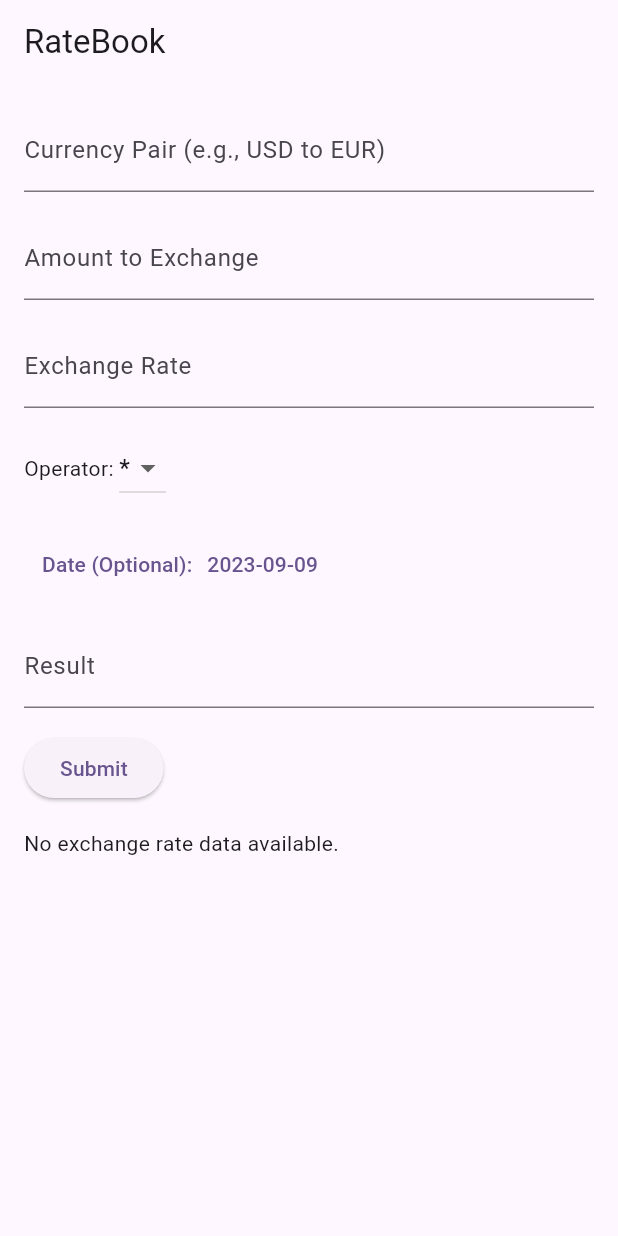
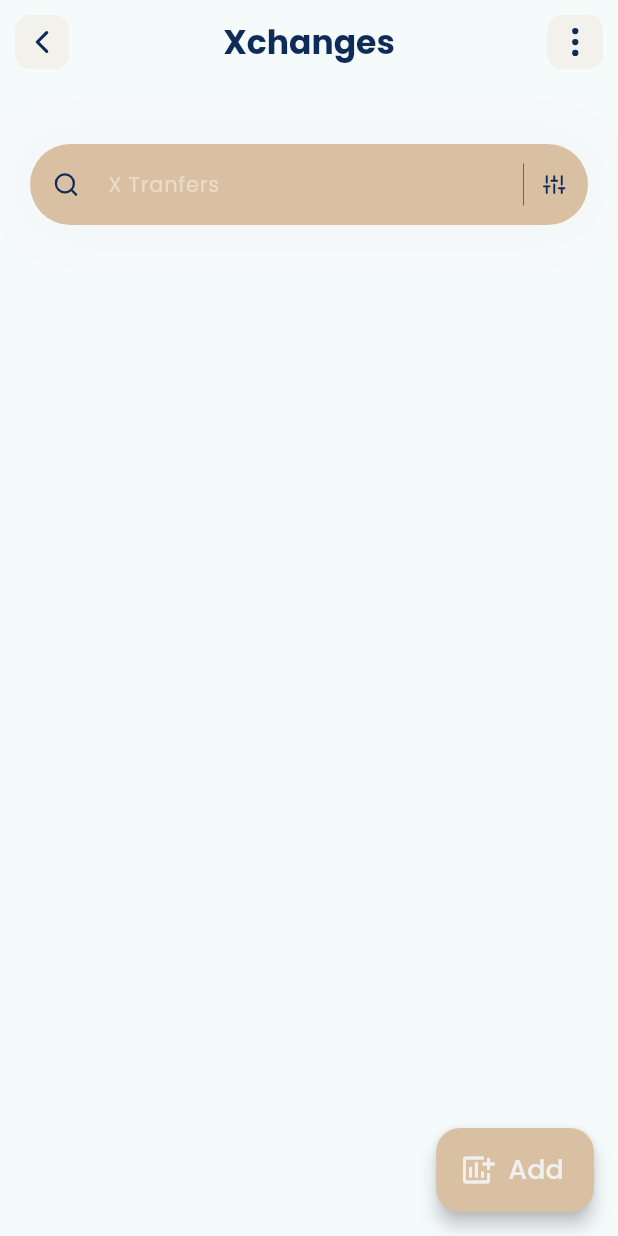
Before and after one commit to if3chi/xTradre, a Flutter app: the screen it shows after launch, on a phone screen of 412 x 824 dp. Run offline on Flutter 3.47's test engine with Material 2 defaults, Android fonts, the light colour scheme and no system bars; our stand-ins replace flutter_svg, sqflite; accounts and stored records are empty.

Commit message:
WIP: transfers screen

```diff
--- /dev/null
+++ b/lib/constants/colors.dart
@@ -0,0 +1,8 @@
+import 'package:flutter/material.dart';
+
+const Color cAction = Color(0XFF0F2C59);
+const Color cPrimary = Color(0XFFF0F0F0);
+const Color cSecondary = Color(0XFFDAC0A3);
+const Color cAccent = Color(0XFFEADBC8);
+
+Color cLightAccent = cAccent.withOpacity(0.3);
--- a/lib/main.dart
+++ b/lib/main.dart
@@ -1,7 +1,8 @@
 import 'package:flutter/material.dart';
 import 'package:sqflite/sqflite.dart';
+import 'package:xtradre/constants/colors.dart';
 import 'package:xtradre/core/support/db.dart';
-import 'package:xtradre/screens/xchange_rate_screen.dart';
+import 'package:xtradre/screens/transfers.dart';
 
 void main() async {
   WidgetsFlutterBinding.ensureInitialized();
@@ -19,12 +20,19 @@ class XTradre extends StatelessWidget {
   @override
   Widget build(BuildContext context) {
     return MaterialApp(
+      debugShowCheckedModeBanner: false,
       title: 'xTradre',
       theme: ThemeData(
-        colorScheme: ColorScheme.fromSeed(seedColor: Colors.deepPurple),
+        fontFamily: 'Poppins',
+        colorScheme: ColorScheme.fromSeed(
+          seedColor: cPrimary,
+          primary: cPrimary,
+          secondary: cPrimary,
+          background: cPrimary,
+        ),
         useMaterial3: true,
       ),
-      home: XchangeRateScreen(db),
+      home: const Transfers(),
     );
   }
 }
--- /dev/null
+++ b/lib/screens/transfers.dart
@@ -0,0 +1,46 @@
+import 'package:flutter/material.dart';
+import 'package:xtradre/constants/colors.dart';
+import 'package:xtradre/widgets/head_title.dart';
+import 'package:xtradre/widgets/app_bar_icon.dart';
+import 'package:xtradre/screens/transfers_search_bar.dart';
+
+class Transfers extends StatelessWidget {
+  const Transfers({super.key});
+
+  @override
+  Widget build(BuildContext context) {
+    return Scaffold(
+      appBar: appBar(context),
+      body: ListView(children: const [
+        TransfersSearchBar(),
+        Column(),
+        SizedBox(height: 40)
+      ]),
+      floatingActionButton: addBtn(),
+    );
+  }
+
+  FloatingActionButton addBtn() {
+    return FloatingActionButton.extended(
+      onPressed: () {},
+      elevation: 5.0,
+      label: const Text('Add',
+          style: TextStyle(fontSize: 18, fontWeight: FontWeight.w500)),
+      icon: const Icon(Icons.add_chart, size: 24, weight: 6),
+      foregroundColor: cPrimary,
+      backgroundColor: cSecondary,
+    );
+  }
+
+  AppBar appBar(BuildContext context) {
+    return AppBar(
+      title: const HeadTitle(size: 22),
+      backgroundColor: Colors.transparent,
+      centerTitle: true,
+      leading: AppBarIcon(path: 'assets/svg/left.svg', tap: () {}),
+      actions: [
+        AppBarIcon(path: 'assets/svg/more.svg', tap: () {}, cWidth: 37)
+      ],
+    );
+  }
+}
--- /dev/null
+++ b/lib/screens/transfers_search_bar.dart
@@ -0,0 +1,67 @@
+import 'package:flutter/material.dart';
+import 'package:flutter_svg/svg.dart';
+import 'package:xtradre/constants/colors.dart';
+
+class TransfersSearchBar extends StatelessWidget {
+  const TransfersSearchBar({
+    super.key,
+  });
+
+  @override
+  Widget build(BuildContext context) {
+    return Container(
+      margin: const EdgeInsets.only(top: 40, left: 20, right: 20),
+      decoration: BoxDecoration(boxShadow: [
+        BoxShadow(
+            color: cSecondary.withOpacity(0.11),
+            blurRadius: 40,
+            spreadRadius: 0.0)
+      ]),
+      child: TextField(
+        decoration: InputDecoration(
+          filled: true,
+          fillColor: cSecondary,
+          hintText: 'X Tranfers',
+          hintStyle:  const TextStyle(color: cAccent, fontSize: 14),
+          contentPadding: const EdgeInsets.all(15),
+          border: OutlineInputBorder(
+              borderRadius: BorderRadius.circular(50),
+              borderSide: BorderSide.none),
+          prefixIcon: Padding(
+              padding: const EdgeInsets.all(15),
+              child: SvgPicture.asset(
+                'assets/svg/search.svg',
+                color: cAction,
+                width: 15,
+                height: 15,
+              )),
+          suffixIcon: SizedBox(
+            width: 100.0,
+            child: IntrinsicHeight(
+              child: Row(
+                mainAxisAlignment: MainAxisAlignment.end,
+                children: [
+                  const VerticalDivider(
+                    thickness: 0.4,
+                    color: cAction,
+                    indent: 10,
+                    endIndent: 10,
+                  ),
+                  Padding(
+                      padding: const EdgeInsets.only(
+                          top: 15, bottom: 15, left: 5, right: 15),
+                      child: SvgPicture.asset(
+                        'assets/svg/sliders.svg',
+                        color: cAction,
+                        width: 15,
+                        height: 15,
+                      )),
+                ],
+              ),
+            ),
+          ),
+        ),
+      ),
+    );
+  }
+}
--- a/lib/screens/xchange_rate_screen.dart
+++ b/lib/screens/xchange_rate_screen.dart
@@ -4,6 +4,7 @@ import 'package:xtradre/core/utils.dart';
 import 'package:xtradre/enum/operator.dart';
 import 'package:xtradre/model/xchange.dart';
 import 'package:xtradre/Service/xchange_service.dart';
+import 'package:xtradre/screens/xchange_form.dart';
 
 class XchangeRateScreen extends StatefulWidget {
   final Database db;
@@ -14,20 +15,19 @@ class XchangeRateScreen extends StatefulWidget {
 }
 
 class _XchangeRateScreenState extends State<XchangeRateScreen> {
-  final _formKey = GlobalKey<FormState>();
+  // final _formKey = GlobalKey<FormState>();
   final _currencyPairController = TextEditingController();
   final _amountToExchangeController = TextEditingController();
   final _resultController = TextEditingController();
   final _exchangeRateController = TextEditingController();
-  final _dateController = TextEditingController();
-
+  // TODO: add sender name, reason.
+  Operator _operatorDropdownValue =
+      Operator.multiply; // Initialize it with a default value
   late XchangeService _xchangeService;
-  Operator _operatorDropdownValue = Operator.multiply;
 
   @override
   void initState() {
     super.initState();
-
     _xchangeService = XchangeService(widget.db);
   }
 
@@ -35,145 +35,71 @@ class _XchangeRateScreenState extends State<XchangeRateScreen> {
     final amountToExchange =
         double.tryParse(_amountToExchangeController.text) ?? 0;
     final exchangeRate = double.tryParse(_exchangeRateController.text) ?? 0;
-
     double result = XchangeService.calculateResult(
         amountToExchange, exchangeRate, _operatorDropdownValue);
-
     _resultController.text = result.toStringAsFixed(2);
   }
 
-  void _submitExchangeRate() async {
-    if (_formKey.currentState!.validate()) {
-      final currencyPair = _currencyPairController.text;
-      final amount = double.parse(_amountToExchangeController.text);
-      final rAmount = double.parse(_resultController.text);
-      final exchangeRate = double.parse(_exchangeRateController.text);
-      final timestamp = _dateController.text.isEmpty
-          ? DateTime.now()
-          : DateTime.parse(_dateController.text);
+  void _submitExchangeRate(String currencyPair, double amountToExchange,
+      double rate, DateTime timestamp, Operator operator) async {
+    final result =
+        XchangeService.calculateResult(amountToExchange, rate, operator);
 
     final exchangeRateData = Xchange(
       currencyPair: currencyPair,
-        amount: amount,
-        rAmount: rAmount,
-        rate: exchangeRate,
-        operator: _operatorDropdownValue,
+      amount: amountToExchange,
+      rAmount: result,
+      operator: operator,
+      rate: rate,
       timestamp: timestamp,
     );
 
     await _xchangeService.insertXchangeRate(exchangeRateData);
-      setState(() {});
 
+    setState(() {
       _currencyPairController.clear();
       _amountToExchangeController.clear();
       _resultController.clear();
       _exchangeRateController.clear();
-      _dateController.clear();
-    }
+    });
   }
 
   @override
   Widget build(BuildContext context) {
     return Scaffold(
-      appBar: AppBar(title: const Text('RateBook')),
+      appBar: AppBar(title: const Text('Exchange Rate Recorder')),
       body: Padding(
         padding: const EdgeInsets.all(16.0),
-        child: Form(
-          key: _formKey,
         child: Column(
           crossAxisAlignment: CrossAxisAlignment.start,
           children: <Widget>[
-              TextFormField(
-                controller: _currencyPairController,
-                decoration: const InputDecoration(
-                    labelText: 'Currency Pair (e.g., USD to EUR)'),
-                validator: (value) =>
-                    value!.isEmpty ? 'Please enter a currency pair' : null,
-              ),
-              const SizedBox(height: 16),
-              TextFormField(
-                controller: _amountToExchangeController,
-                keyboardType:
-                    const TextInputType.numberWithOptions(decimal: true),
-                decoration:
-                    const InputDecoration(labelText: 'Amount to Exchange'),
-                validator: (value) =>
-                    value!.isEmpty ? 'Please enter an amount' : null,
-                onChanged: (_) => _calculateResult(),
-              ),
-              const SizedBox(height: 16),
-              TextFormField(
-                controller: _exchangeRateController,
-                keyboardType:
-                    const TextInputType.numberWithOptions(decimal: true),
-                decoration: const InputDecoration(labelText: 'Exchange Rate'),
-                validator: (value) => value!.isEmpty
-                    ? 'Please enter an exchange rate'
-                    : (double.tryParse(value) == null
-                        ? 'Invalid exchange rate'
-                        : null),
-                onChanged: (_) => _calculateResult(),
-              ),
-              const SizedBox(height: 16),
-              Row(
-                children: <Widget>[
-                  const Text('Operator: '),
-                  DropdownButton<Operator>(
-                    value: _operatorDropdownValue,
-                    onChanged: (Operator? newValue) {
+            ElevatedButton(
+              onPressed: () {
+                showDialog(
+                  context: context,
+                  builder: (BuildContext context) {
+                    return XchangeRateFormDialog(
+                      onSubmit: _submitExchangeRate,
+                      onAmountChanged: (amount) {
+                        _amountToExchangeController.text = amount;
+                        _calculateResult();
+                      },
+                      onRateChanged: (rate) {
+                        _exchangeRateController.text = rate;
+                        _calculateResult();
+                      },
+                      onOperatorChanged: (operator) {
                         setState(() {
-                        _operatorDropdownValue = newValue!;
+                          _operatorDropdownValue = operator;
                           _calculateResult();
                         });
                       },
-                    items: Operator.values
-                        .map<DropdownMenuItem<Operator>>((Operator value) {
-                      return DropdownMenuItem<Operator>(
-                        value: value,
-                        child: Text(value == Operator.multiply ? '*' : '/'),
+                      operator: _operatorDropdownValue,
                     );
-                    }).toList(),
-                  ),
-                ],
-              ),
-              const SizedBox(height: 16),
-              TextButton(
-                onPressed: () async {
-                  DateTime? selectedDate = await showDatePicker(
-                    context: context,
-                    initialDate: DateTime.now(),
-                    firstDate: DateTime(2000),
-                    lastDate: DateTime(2101),
+                  },
                 );
-
-                  if (selectedDate != null) {
-                    setState(() {
-                      _dateController.text = selectedDate.toLocal().toString();
-                    });
-                  }
               },
-                child: Row(
-                  children: [
-                    const Text('Date (Optional):'),
-                    const SizedBox(width: 10),
-                    Text(
-                      _dateController.text.isEmpty
-                          ? Utils.displayDate(DateTime.now())
-                          : Utils.displayDate(_dateController.text),
-                    )
-                  ],
-                ),
-              ),
-              const SizedBox(height: 16),
-              TextFormField(
-                controller: _resultController,
-                readOnly: true,
-                decoration: const InputDecoration(labelText: 'Result'),
-              ),
-              const SizedBox(height: 16),
-              ElevatedButton(
-                onPressed: _submitExchangeRate,
-                child: const Text('Submit'),
+              child: const Text('Add Exchange Rate'),
             ),
             const SizedBox(height: 16),
             FutureBuilder<List<Xchange>>(
@@ -189,7 +115,6 @@ class _XchangeRateScreenState extends State<XchangeRateScreen> {
                   final exchangeRates = snapshot.data!;
                   return Expanded(
                     child: ListView.builder(
-                        reverse: true,
                       itemCount: exchangeRates.length,
                       itemBuilder: (context, index) {
                         final rate = exchangeRates[index];
@@ -209,7 +134,6 @@ class _XchangeRateScreenState extends State<XchangeRateScreen> {
           ],
         ),
       ),
-      ),
     );
   }
 }
--- /dev/null
+++ b/lib/widgets/app_bar_icon.dart
@@ -0,0 +1,42 @@
+import 'package:flutter/material.dart';
+import 'package:flutter_svg/svg.dart';
+import 'package:xtradre/constants/colors.dart';
+
+class AppBarIcon extends StatelessWidget {
+  final String path;
+  final Function tap;
+  final double? iWidth;
+  final double? iHeight;
+  final double? cWidth;
+
+  const AppBarIcon({
+    super.key,
+    required this.path,
+    required this.tap,
+    this.iWidth = 25,
+    this.iHeight = 25,
+    this.cWidth,
+  });
+
+  @override
+  Widget build(BuildContext context) {
+    return GestureDetector(
+      onTap: () => tap(),
+      child: Container(
+        margin: const EdgeInsets.all(10),
+        alignment: Alignment.center,
+        width: cWidth,
+        decoration: BoxDecoration(
+          color: cLightAccent,
+          borderRadius: BorderRadius.circular(10),
+        ),
+        child: SvgPicture.asset(
+          path,
+          width: iWidth,
+          height: iHeight,
+          color: cAction,
+        ),
+      ),
+    );
+  }
+}
--- /dev/null
+++ b/lib/widgets/head_title.dart
@@ -0,0 +1,21 @@
+import 'package:flutter/material.dart';
+import 'package:xtradre/constants/colors.dart';
+
+class HeadTitle extends StatelessWidget {
+  final double size;
+  final String title;
+
+  const HeadTitle({super.key, this.title = 'Xchanges', this.size = 18.0});
+
+  @override
+  Widget build(BuildContext context) {
+    return Text(
+      title,
+      style: TextStyle(
+        color: cAction,
+        fontSize: size,
+        fontWeight: FontWeight.bold,
+      ),
+    );
+  }
+}
```
Also changed, not shown: lib/screens/xchange_form.dart (added, +140 -0 lines), pubspec.yaml (+16 -13 lines), assets/fonts/Poppins-Bold.ttf (added), assets/fonts/Poppins-Medium.ttf (added), assets/fonts/Poppins-Regular.ttf (added), assets/fonts/Poppins-SemiBold.ttf (added), assets/svg/left.svg (added), assets/svg/more.svg (added), assets/svg/search.svg (added), assets/svg/sliders.svg (added), pubspec.lock. Lines whose indentation alone changed are shown as unchanged.
